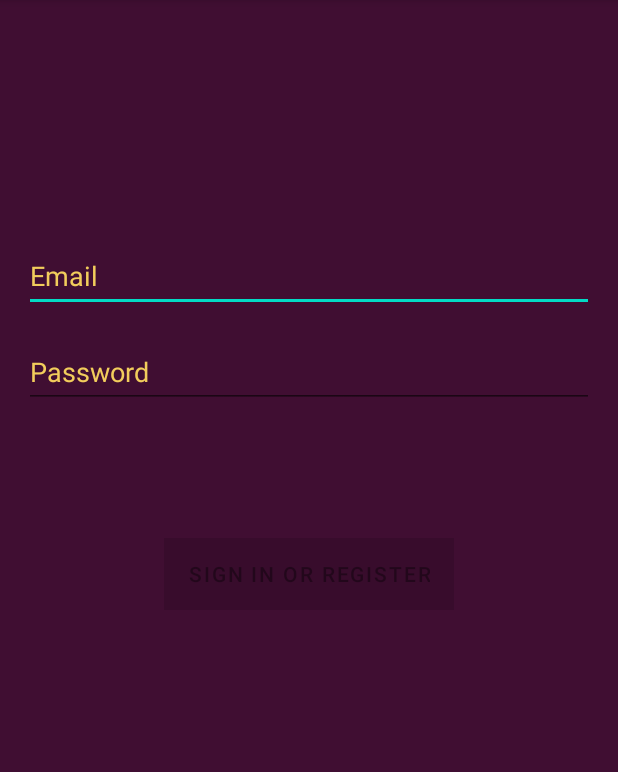
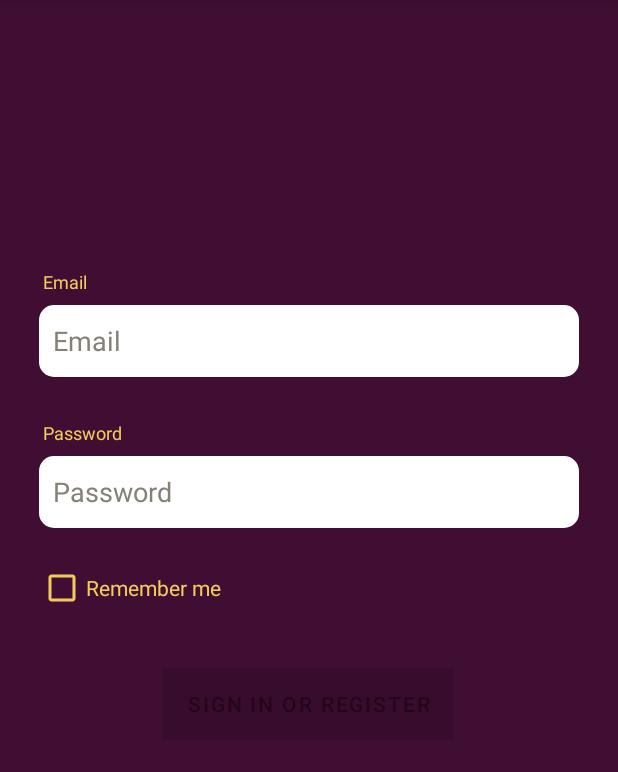
Before and after one commit to SpectreOfSolitude/OperationLevelUp, an Android app: the screen it shows after launch (LoginActivity), on a phone screen of 412 x 824 dp, the part 84-856 px from its top. Run offline under Robolectric (Android 15) with nearby library versions, the phone set to English and light mode, and no system bars.

Commit message:
Log In Page Finishing

```diff
--- /dev/null
+++ b/app/src/main/res/drawable/Login_EntryBar.xml
@@ -0,0 +1,14 @@
+<?xml version="1.0" encoding="utf-8"?>
+<shape xmlns:android="http://schemas.android.com/apk/res/android">
+    <solid android:color ="@color/white"/>
+    <size
+        android:height="30dp"
+        android:width="160dp"
+        />
+    <corners
+        android:topLeftRadius="10dp"
+        android:topRightRadius="10dp"
+        android:bottomLeftRadius="10dp"
+        android:bottomRightRadius="10dp"
+        />
+</shape>
--- a/app/src/main/res/layout/activity_login.xml
+++ b/app/src/main/res/layout/activity_login.xml
@@ -14,51 +14,60 @@
 
     <EditText
         android:id="@+id/username"
-        android:layout_width="0dp"
-        android:layout_height="wrap_content"
-        android:layout_marginTop="144dp"
-        android:hint="@string/prompt_email"
+        android:layout_width="360dp"
+        android:layout_height="48dp"
+        android:layout_marginTop="5dp"
+        android:layout_marginBottom="27dp"
+        android:background="@drawable/Login_EntryBar"
+        android:hint="  Email"
         android:inputType="textEmailAddress"
         android:minHeight="48dp"
         android:selectAllOnFocus="true"
-        android:textColor="@color/yellow_whizz"
-        android:textColorHint="@color/yellow_whizz"
+        android:singleLine="true"
+        android:textColor="@color/black"
+        android:textColorHint="#858177"
+        app:layout_constraintBottom_toTopOf="@+id/textView6"
         app:layout_constraintEnd_toEndOf="parent"
+        app:layout_constraintHorizontal_bias="0.49"
         app:layout_constraintStart_toStartOf="parent"
-        app:layout_constraintTop_toTopOf="parent" />
-
-    <EditText
-        android:id="@+id/password"
-        android:layout_width="0dp"
-        android:layout_height="wrap_content"
-        android:layout_marginTop="16dp"
-        android:hint="@string/prompt_password"
-        android:imeActionLabel="@string/action_sign_in_short"
-        android:imeOptions="actionDone"
-        android:inputType="textPassword"
-        android:minHeight="48dp"
-        android:selectAllOnFocus="true"
-        android:textColor="@color/yellow_whizz"
-        android:textColorHint="@color/yellow_whizz"
-        app:layout_constraintEnd_toEndOf="parent"
-        app:layout_constraintStart_toStartOf="parent"
-        app:layout_constraintTop_toBottomOf="@+id/username" />
+        app:layout_constraintTop_toBottomOf="@+id/textView5" />
 
     <Button
         android:id="@+id/login"
         android:layout_width="wrap_content"
         android:layout_height="wrap_content"
         android:layout_gravity="start"
-        android:layout_marginTop="16dp"
-        android:layout_marginBottom="64dp"
+        android:layout_marginTop="28dp"
+        android:layout_marginBottom="257dp"
         android:background="@color/yellow_whizz"
         android:enabled="false"
         android:text="@string/action_sign_in"
+        android:textColorHint="#979292"
         app:layout_constraintBottom_toBottomOf="parent"
         app:layout_constraintEnd_toEndOf="parent"
+        app:layout_constraintHorizontal_bias="0.497"
         app:layout_constraintStart_toStartOf="parent"
-        app:layout_constraintTop_toBottomOf="@+id/password"
-        app:layout_constraintVertical_bias="0.2" />
+        app:layout_constraintTop_toBottomOf="@+id/checkBox" />
+
+    <EditText
+        android:id="@+id/password"
+        android:layout_width="360dp"
+        android:layout_height="48dp"
+        android:layout_marginTop="5dp"
+        android:layout_marginBottom="14dp"
+        android:background="@drawable/Login_EntryBar"
+        android:hint="  Password"
+        android:imeActionLabel="@string/action_sign_in_short"
+        android:imeOptions="actionDone"
+        android:inputType="textPassword"
+        android:minHeight="48dp"
+        android:selectAllOnFocus="true"
+        android:textColor="#000000"
+        android:textColorHint="#858177"
+        app:layout_constraintBottom_toTopOf="@+id/checkBox"
+        app:layout_constraintEnd_toEndOf="parent"
+        app:layout_constraintStart_toStartOf="parent"
+        app:layout_constraintTop_toBottomOf="@+id/textView6" />
 
     <ProgressBar
         android:id="@+id/loading"
@@ -74,4 +83,53 @@
         app:layout_constraintTop_toTopOf="parent"
         app:layout_constraintVertical_bias="0.3" />
 
+    <TextView
+        android:id="@+id/textView5"
+        android:layout_width="wrap_content"
+        android:layout_height="wrap_content"
+        android:layout_marginEnd="220dp"
+        android:text="@string/prompt_email"
+        android:textColor="@color/yellow_whizz"
+        android:textSize="12sp"
+        app:layout_constraintBottom_toBottomOf="parent"
+        app:layout_constraintEnd_toEndOf="parent"
+        app:layout_constraintHorizontal_bias="0.099"
+        app:layout_constraintStart_toStartOf="parent"
+        app:layout_constraintTop_toTopOf="parent"
+        app:layout_constraintVertical_bias="0.227" />
+
+    <TextView
+        android:id="@+id/textView6"
+        android:layout_width="wrap_content"
+        android:layout_height="wrap_content"
+        android:layout_marginEnd="220dp"
+        android:text="@string/prompt_password"
+        android:textColor="@color/yellow_whizz"
+        android:textSize="12sp"
+        app:layout_constraintBottom_toBottomOf="parent"
+        app:layout_constraintEnd_toEndOf="parent"
+        app:layout_constraintHorizontal_bias="0.116"
+        app:layout_constraintStart_toStartOf="parent"
+        app:layout_constraintTop_toTopOf="parent"
+        app:layout_constraintVertical_bias="0.367" />
+
+    <CheckBox
+        android:id="@+id/checkBox"
+        android:layout_width="wrap_content"
+        android:layout_height="wrap_content"
+        android:layout_marginStart="16dp"
+        android:layout_marginEnd="255dp"
+        android:buttonTint="@color/yellow_whizz"
+        android:text="Remember me"
+        android:textColor="@color/yellow_whizz"
+        app:layout_constraintBottom_toBottomOf="parent"
+        app:layout_constraintEnd_toEndOf="parent"
+        app:layout_constraintStart_toStartOf="parent"
+        app:layout_constraintTop_toTopOf="parent"
+        app:layout_constraintVertical_bias="0.512" />
+
+    <!-- Rectangle 1 -->
+
+    <!-- drawable/rectangle_1.xml -->
+
 </androidx.constraintlayout.widget.ConstraintLayout>
```
